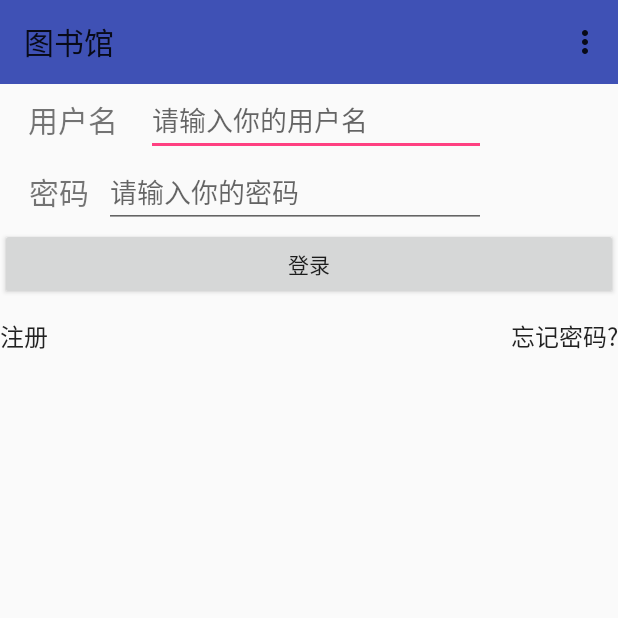
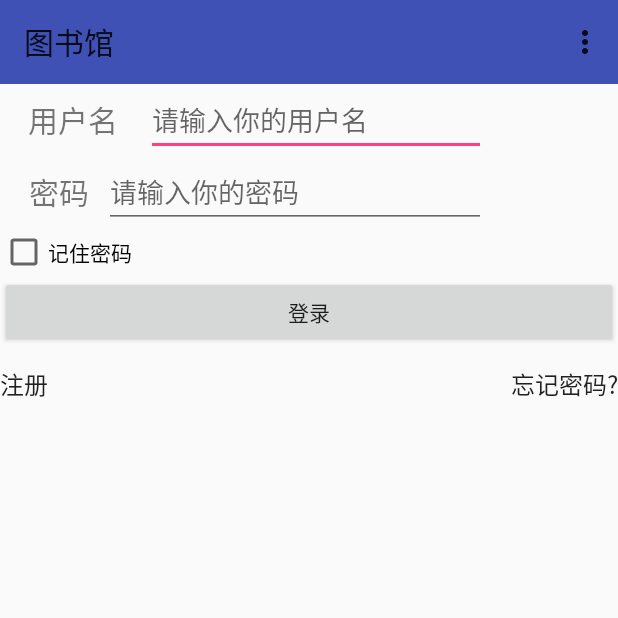
Before and after one commit to sp960817/library, an Android app: the screen it shows after launch (MainActivity), on a phone screen of 412 x 824 dp, the top half of it. Run offline under Robolectric (Android 15) with nearby library versions, the phone set to English and light mode, and no system bars.

Commit message:
添加记住密码

```diff
--- a/app/src/main/java/Y/SqlHelper.java
+++ b/app/src/main/java/Y/SqlHelper.java
@@ -15,7 +15,7 @@ public class SqlHelper {
             final String DRIVER_NAME = "com.mysql.jdbc.Driver";
             Class.forName(DRIVER_NAME);
             Log.d("sss", "加载成功 ");
-            conn = DriverManager.getConnection("jdbc:mysql:"+"//192.168.123.153:3306/tushuguan?useUnicode=true&characterEncoding=utf-8&useSSL=false","root","root");
+            conn = DriverManager.getConnection("jdbc:mysql:"+"//192.168.42.230:3306/tushuguan?useUnicode=true&characterEncoding=utf-8&useSSL=false","root","root");
             Log.d("sss", "连接成功 ");
         } catch (ClassNotFoundException e) {
             conn = null;
--- a/app/src/main/java/com/example/administrator/library/MainActivity.java
+++ b/app/src/main/java/com/example/administrator/library/MainActivity.java
@@ -1,7 +1,9 @@
 package com.example.administrator.library;
 
 import android.content.Intent;
+import android.content.SharedPreferences;
 import android.os.StrictMode;
+import android.preference.PreferenceManager;
 import android.support.v7.app.AppCompatActivity;
 import android.os.Bundle;
 import android.text.Editable;
@@ -11,6 +13,7 @@ import android.view.Menu;
 import android.view.MenuItem;
 import android.view.View;
 import android.widget.Button;
+import android.widget.CheckBox;
 import android.widget.EditText;
 import android.widget.Toast;
 
@@ -25,15 +28,27 @@ public class MainActivity extends AppCompatActivity implements View.OnClickListe
     private Button register;
     private Button forgive_pwd;
     private READERID readerid;
+    private CheckBox rememberpass;
+    private SharedPreferences pref;
+    private SharedPreferences.Editor editor;
     @Override
     protected void onCreate(Bundle savedInstanceState) {
         super.onCreate(savedInstanceState);
         setContentView(R.layout.activity_main);
+        pref = PreferenceManager.getDefaultSharedPreferences(this);
         StrictMode.ThreadPolicy policy=new StrictMode.ThreadPolicy.Builder().permitAll().build();
         StrictMode.setThreadPolicy(policy);
         android.support.v7.widget.Toolbar toolbar =(android.support.v7.widget.Toolbar) findViewById(R.id.toobar);
         setSupportActionBar(toolbar);
         initView();
+        boolean isRemember =pref.getBoolean("remember_pass",false);
+        if(isRemember){
+            String pusername =pref.getString("username","");
+            String ppassword = pref.getString("password","");
+            username.setText(pusername);
+            password.setText(ppassword);
+            rememberpass.setChecked(true);
+        }
     }
     public boolean onCreateOptionsMenu(Menu menu){
         getMenuInflater().inflate(R.menu.toolbar,menu);
@@ -109,7 +124,7 @@ public class MainActivity extends AppCompatActivity implements View.OnClickListe
         register.setOnClickListener(this);
         forgive_pwd =(Button)findViewById(R.id.forgive_pwd);
         forgive_pwd.setOnClickListener(this);
-
+        rememberpass =(CheckBox)findViewById(R.id.remember_pass);
     }
     @Override
     public void onClick(View v) {
@@ -136,6 +151,15 @@ public class MainActivity extends AppCompatActivity implements View.OnClickListe
                                         Log.d("sss", userpw);
                                         Log.d("sss", pw);
                                         if(userpw.equals(pw)){
+                                            editor=pref.edit();
+                                            if(rememberpass.isChecked()){
+                                                editor.putBoolean("remember_pass",true);
+                                                editor.putString("username",user);
+                                                editor.putString("password",userpw);
+                                            }else {
+                                                editor.clear();
+                                            }
+                                            editor.apply();
                                             Intent intent =new Intent(MainActivity.this,LibraryActivity.class);
                                             startActivity(intent);
                                             readerid=(READERID)getApplication();
--- a/app/src/main/res/layout/activity_main.xml
+++ b/app/src/main/res/layout/activity_main.xml
@@ -66,6 +66,11 @@
 
 
     </LinearLayout>
+    <CheckBox
+        android:layout_width="wrap_content"
+        android:layout_height="wrap_content"
+        android:text="记住密码"
+        android:id="@+id/remember_pass"/>
     <LinearLayout
         android:layout_width="match_parent"
         android:layout_height="wrap_content">
```
